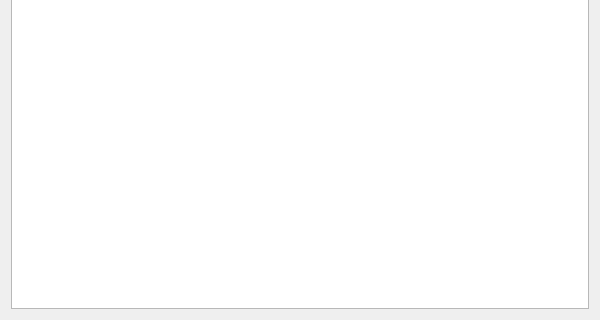
Before: the Qt Designer form mainwindow.ui in LykBran/QtLAccounts, drawn with Qt 5; both pictures show x 0 to 600 and y 280 to 600 of the 600 by 600 pixel window.
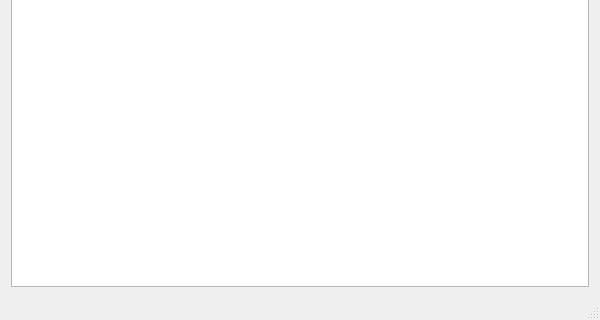
After: the same form once the commit is applied.

Commit message: 添加状态栏。

Patch:
```diff
--- a/mainwindow.ui
+++ b/mainwindow.ui
@@ -53,6 +53,7 @@
    <addaction name="menuFile"/>
    <addaction name="menuEdit"/>
   </widget>
+  <widget class="QStatusBar" name="statusBar"/>
   <action name="actionAdd">
    <property name="enabled">
     <bool>false</bool>
```
The commit also changes 2 other files.
